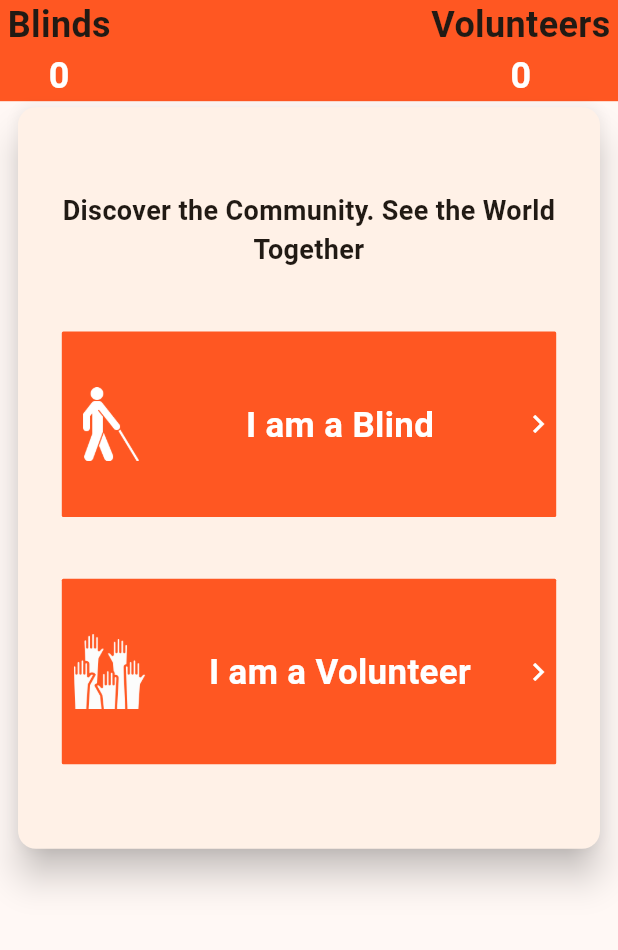
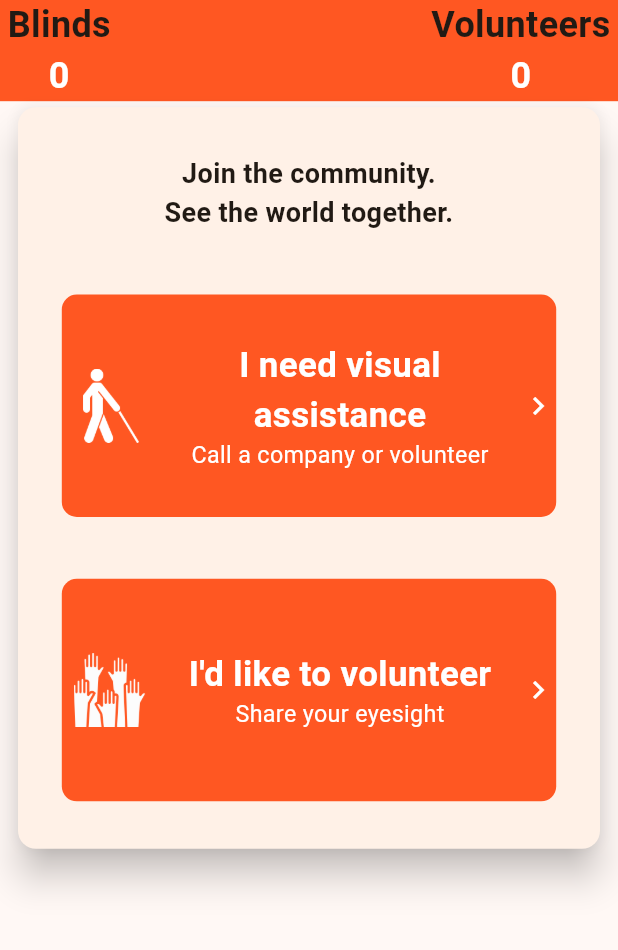
Before and after one commit to Hashir-Nadeem/blindcompanion, a Flutter app: the screen it shows after launch, on a phone screen of 412 x 824 dp, the part 248-1198 px from its top. Run offline on Flutter 3.47's test engine with Material 2 defaults, Android fonts, the phone set to English and light mode, and no system bars; drawn by our look-alikes of countup; our stand-ins replace camera, cloud_firestore, firebase_auth, firebase_core, flutter_tts, fluttertoast and 8 more; missing offline and left inert: google_mlkit_text_recognition, the_apple_sign_in, translator, zego_uikit_prebuilt_call; accounts and stored records are empty.

Commit message:
resolve issues and make changes, also change video call configuration with new account, previous is expire trial time which have no access

```diff
--- a/lib/Assets/texts.dart
+++ b/lib/Assets/texts.dart
@@ -44,9 +44,11 @@ class AppTexts extends Translations {
           'Self/Volunteer Help': 'Self/Volunteer Help',
           'Volunteer Help': 'Volunteer Help',
           'Discover the Community. See the World Together':
-              'Discover the Community. See the World Together',
-          'I am a Blind': 'I am a Blind',
-          'I am a Volunteer': 'I am a Volunteer',
+              'Join the community.\nSee the world together.',
+          'I am a Blind': 'I need visual assistance',
+          'I am a Volunteer': 'I\'d like to volunteer',
+          'Blind Desc': 'Call a company or volunteer',
+          'Volunteer Desc': 'Share your eyesight',
           'Companion': 'Companion',
           'Password': 'Password',
           'Forget Password?': 'Forget Password?',
@@ -132,9 +134,11 @@ class AppTexts extends Translations {
           'Self/Volunteer Help': 'خود/رضاکار مدد',
           'Volunteer Help': 'رضاکار مدد',
           'Discover the Community. See the World Together':
-              'کمیونٹی کی دریافت کریں۔ دنیا کو ساتھ دیکھیں',
+              'کمیونٹی میں شامل ہوں۔\nدنیا کو ایک ساتھ دیکھیں۔',
           'I am a Blind': 'میں نابینا ہوں',
           'I am a Volunteer': 'میں رضاکار ہوں',
+          'Blind Desc': 'کسی کمپنی یا رضاکار کو کال کریں۔',
+          'Volunteer Desc': 'اپنی بینائی شیئر کریں۔',
           'Companion': 'ساتھی',
           'Password': 'پاس ورڈ',
           'Forget Password?': 'پاس ورڈ بھول گئے؟',
--- a/lib/components/double_icontextButton.dart
+++ b/lib/components/double_icontextButton.dart
@@ -7,11 +7,13 @@ class MyDoubleIconTextButton extends StatelessWidget {
       required this.image,
       required this.color,
       required this.ontap,
-      this.textcolor = Colors.white});
+      this.textcolor = Colors.white,
+      this.desc = ""});
   final String image;
   final String text;
   final Color color;
   final Color textcolor;
+  final String desc;
   final void Function() ontap;
   @override
   Widget build(BuildContext context) {
@@ -30,10 +32,10 @@ class MyDoubleIconTextButton extends StatelessWidget {
             child: InkWell(
                 onTap: ontap,
                 child: Container(
-                  height: screenHeight * 0.15,
+                  height: screenHeight * 0.18,
                   width: screenSize.width * 0.8,
                   decoration: BoxDecoration(
-                      color: color, borderRadius: BorderRadius.circular(1.0)),
+                      color: color, borderRadius: BorderRadius.circular(10)),
                   child: Row(
                     children: [
                       Padding(
@@ -45,11 +47,27 @@ class MyDoubleIconTextButton extends StatelessWidget {
                         ),
                       ),
                       Expanded(
-                        child: Text(
-                          text,
-                          textAlign: TextAlign.center,
-                          maxLines: 2,
-                          style: textStyle,
+                        child: Column(
+                          crossAxisAlignment: CrossAxisAlignment.center,
+                          mainAxisAlignment: MainAxisAlignment.center,
+                          children: [
+                            Text(
+                              text,
+                              textAlign: TextAlign.center,
+                              maxLines: 2,
+                              style: textStyle,
+                            ),
+                            desc.isNotEmpty
+                                ? Text(
+                                    desc,
+                                    textAlign: TextAlign.center,
+                                    maxLines: 2,
+                                    style: textStyle.copyWith(
+                                        fontWeight: FontWeight.normal,
+                                        fontSize: constraints.maxWidth * 0.04),
+                                  )
+                                : Container(),
+                          ],
                         ),
                       ),
                       const Icon(
--- a/lib/screens/self_volunteerHelp.dart
+++ b/lib/screens/self_volunteerHelp.dart
@@ -193,6 +193,7 @@ class _MySelfVolunteerHelpState extends State<MySelfVolunteerHelp> {
                                           context, MyWelcomeScreen());
                                     }
                                   },
+                                  desc: 'Blind Desc'.tr,
                                 ),
                                 SizedBox(
                                   height: screenHeight * 0.05,
@@ -214,6 +215,7 @@ class _MySelfVolunteerHelpState extends State<MySelfVolunteerHelp> {
                                           context, MyWelcomeScreen());
                                     }
                                   },
+                                  desc: 'Volunteer Desc'.tr,
                                 )
                               ],
                             ),
--- a/lib/screens/videocalling.dart
+++ b/lib/screens/videocalling.dart
@@ -102,9 +102,9 @@ class _CallPageState extends State<CallPage> {
   Widget build(BuildContext context) {
     return SafeArea(
         child: ZegoUIKitPrebuiltCall(
-      appID: 646391929,
+      appID: 1773727381,
       appSign:
-          '4fc04bda50567666c3bee6a781cfe490c3ce7af9ac5f13da0decbf1900803e55',
+          '75f9e149d964ab25844e1858cb18065bc1c7251bdc5f72da8ae0b2e9cdcd786f',
       userID: localUserID,
       userName: "user_$localUserID",
       callID: widget.callID,
```
Also changed, not shown: 2 other files.
